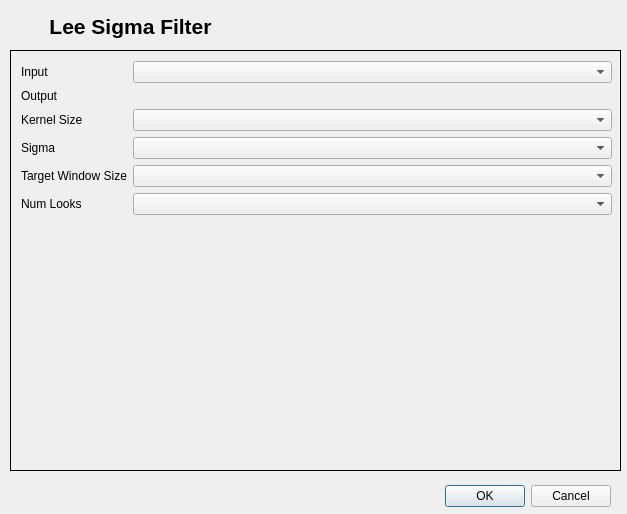
This is lee_sigma_filter/lee_sigma_filter_dialog_base.ui in AUGSignals/qgis-plugins as Qt 5 draws it before an edit. The edited form follows.
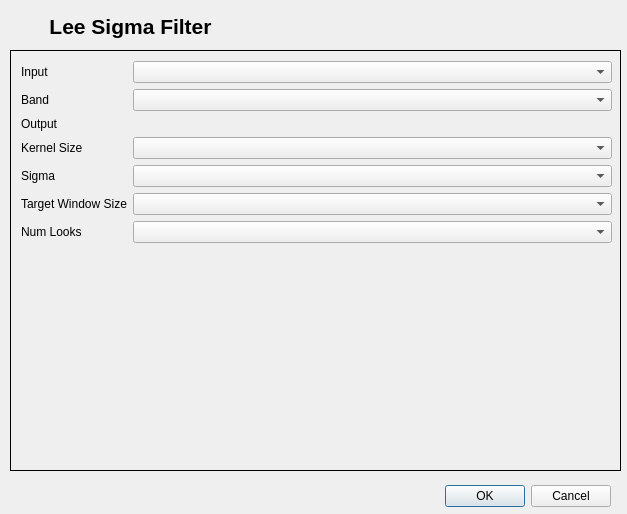
This is the edited form. Custom widgets are drawn as their Qt base class.

Commit message: Added band index for all speckle filters

Patch:
```diff
--- a/lee_sigma_filter/lee_sigma_filter_dialog_base.ui
+++ b/lee_sigma_filter/lee_sigma_filter_dialog_base.ui
@@ -82,14 +82,14 @@
       <item row="0" column="1">
        <widget class="QgsMapLayerComboBox" name="inputQgsMapLayerComboBox"/>
       </item>
-      <item row="1" column="0">
+      <item row="2" column="0">
        <widget class="QLabel" name="outputLabel">
         <property name="text">
          <string>Output</string>
         </property>
        </widget>
       </item>
-      <item row="1" column="1">
+      <item row="2" column="1">
        <widget class="QgsFileWidget" name="outputQgsFileWidget">
         <property name="dialogTitle">
          <string>Select output file</string>
@@ -102,46 +102,56 @@
         </property>
        </widget>
       </item>
-      <item row="2" column="0">
+      <item row="3" column="0">
        <widget class="QLabel" name="kernelSizeLabel">
         <property name="text">
          <string>Kernel Size</string>
         </property>
        </widget>
       </item>
-      <item row="2" column="1">
+      <item row="3" column="1">
        <widget class="QComboBox" name="kernelSizeComboBox"/>
       </item>
-      <item row="3" column="0">
+      <item row="4" column="0">
        <widget class="QLabel" name="sigmaLabel">
         <property name="text">
          <string>Sigma</string>
         </property>
        </widget>
       </item>
-      <item row="3" column="1">
+      <item row="4" column="1">
        <widget class="QComboBox" name="sigmaComboBox"/>
       </item>
-      <item row="4" column="0">
+      <item row="5" column="0">
        <widget class="QLabel" name="targetWindowSizeLabel">
         <property name="text">
          <string>Target Window Size</string>
         </property>
        </widget>
       </item>
-      <item row="4" column="1">
+      <item row="5" column="1">
        <widget class="QComboBox" name="targetWindowSizeComboBox"/>
       </item>
-      <item row="5" column="0">
+      <item row="6" column="0">
        <widget class="QLabel" name="numLooksLabel">
         <property name="text">
          <string>Num Looks</string>
         </property>
        </widget>
       </item>
-      <item row="5" column="1">
+      <item row="6" column="1">
        <widget class="QComboBox" name="numLooksComboBox"/>
       </item>
+      <item row="1" column="1">
+       <widget class="QgsRasterBandComboBox" name="bandIndexQgsRasterBandComboBox"/>
+      </item>
+      <item row="1" column="0">
+       <widget class="QLabel" name="label">
+        <property name="text">
+         <string>Band</string>
+        </property>
+       </widget>
+      </item>
      </layout>
     </widget>
    </widget>
@@ -162,6 +172,11 @@
    <extends>QComboBox</extends>
    <header>qgsmaplayercombobox.h</header>
   </customwidget>
+  <customwidget>
+   <class>QgsRasterBandComboBox</class>
+   <extends>QComboBox</extends>
+   <header>qgsrasterbandcombobox.h</header>
+  </customwidget>
  </customwidgets>
  <resources/>
  <connections>
```
The commit also changes 5 other files.
